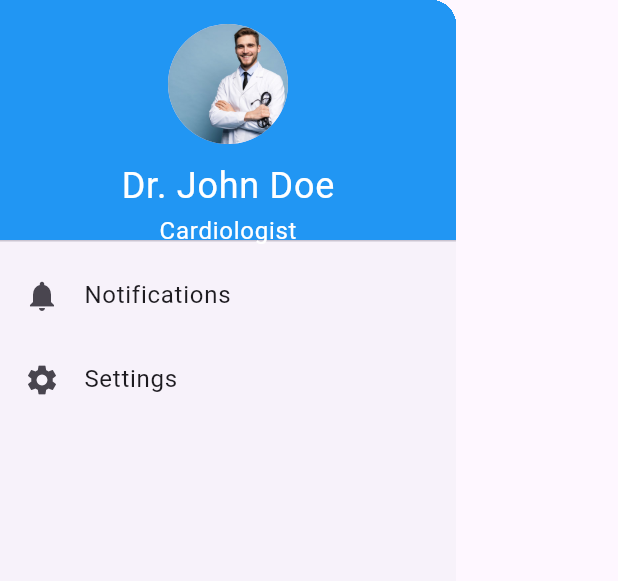
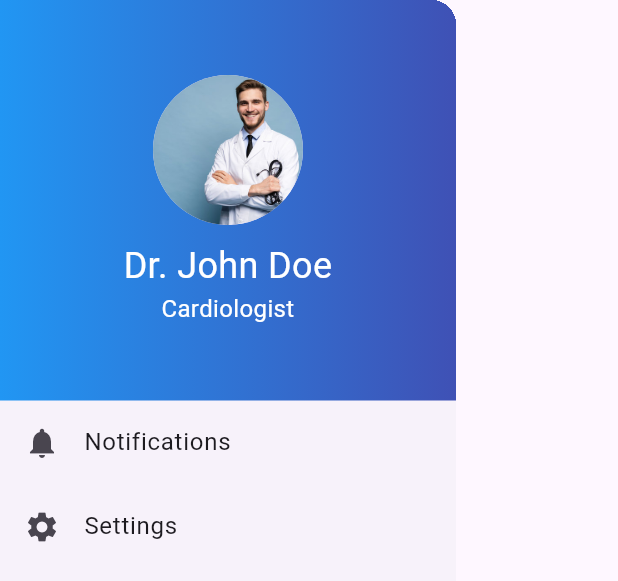
Before and after one commit to DesarrolloSolutionesIoT/mobile-health-monitor, a Flutter app: the AppDrawer widget shown alone on an empty page, opened directly, on a phone screen of 412 x 824 dp. Shown: the top 581 px of the screen. Run offline on Flutter 3.47's test engine with Material 3 defaults, Android fonts, the phone set to English and light mode, and no system bars; our stand-ins replace syncfusion_flutter_charts; network calls fail.

Commit message:
fix drawyer

```diff
--- /dev/null
+++ b/devtools_options.yaml
@@ -0,0 +1,3 @@
+description: This file stores settings for Dart & Flutter DevTools.
+documentation: https://docs.flutter.dev/tools/devtools/extensions#configure-extension-enablement-states
+extensions:
--- a/lib/screens/login.dart
+++ b/lib/screens/INICIAL/login.dart
@@ -1,9 +1,9 @@
 import 'package:flutter/material.dart';
-import 'home_doctor_nurse.dart';
-import 'home_family.dart';
+import '../home_doctor_nurse.dart';
+import '../home_family.dart';
 import 'register.dart';
 import 'forget_password.dart';
-import '../models/user.dart';
+import '../../models/user.dart';
 
 class Login extends StatefulWidget {
   const Login({Key? key}) : super(key: key);
--- a/lib/screens/patient_monitoring.dart
+++ b/lib/screens/INICIAL/patient_monitoring.dart
@@ -1,5 +1,5 @@
 import 'package:flutter/material.dart';
-import '../models/patient.dart';
+import '../../models/patient.dart';
 
 class PatientMonitoring extends StatelessWidget {
   final Patient patient;
--- a/lib/screens/register.dart
+++ b/lib/screens/INICIAL/register.dart
@@ -1,6 +1,6 @@
 import 'package:flutter/material.dart';
-import '../models/user.dart';
-import 'home.dart';
+import '../../models/user.dart';
+import '../home.dart';
 
 class Register extends StatefulWidget {
   const Register({Key? key}) : super(key: key);
--- a/lib/screens/home_page.dart
+++ b/lib/screens/home_page.dart
@@ -10,7 +10,7 @@ class HealthMonitorHomePage extends StatelessWidget {
   @override
   Widget build(BuildContext context) {
     return ChangeNotifierProvider(
-      create: (context) => HealthDataProvider(context),
+      create: (context) => HealthDataProvider(),
       child: Scaffold(
         key: _scaffoldKey,
         appBar: AppBar(
--- a/lib/widgets/drawer.dart
+++ b/lib/widgets/drawer.dart
@@ -1,7 +1,7 @@
 import 'package:flutter/material.dart';
 import 'package:provider/provider.dart';
-import '../screens/settings_page.dart';
-import '../models/health_data.dart';
+import '../screens/settings_page.dart'; // Asegúrate de tener esta importación correcta
+import '../models/health_data.dart'; // Asegúrate de tener esta importación correcta
 
 class AppDrawer extends StatelessWidget {
   void _openSettings(BuildContext context) async {
@@ -29,29 +29,38 @@ class AppDrawer extends StatelessWidget {
   @override
   Widget build(BuildContext context) {
     return Drawer(
-      child: ListView(
-        padding: EdgeInsets.zero,
-        children: <Widget>[
-          DrawerHeader(
+      child: Column(
+        children: [
+          Container(
+            width: double.infinity,
+            padding: const EdgeInsets.symmetric(vertical: 50),
             decoration: BoxDecoration(
-              color: Colors.blue,
+              gradient: LinearGradient(
+                colors: [Colors.blue, Colors.indigo],
+              ),
             ),
             child: Column(
               mainAxisAlignment: MainAxisAlignment.center,
               children: [
                 CircleAvatar(
-                  radius: 40,
-                  backgroundImage: AssetImage(
-                      'assets/doctor.jpg'), // Replace with the path to your doctor image
+                  radius: 50,
+                  backgroundImage: AssetImage('assets/doctor.jpg'), // Asegúrate de tener esta imagen en la ruta especificada
                 ),
                 SizedBox(height: 10),
+                Column(
+                  mainAxisAlignment: MainAxisAlignment.center,
+                  children: [
                     Text(
                       'Dr. John Doe',
                       style: TextStyle(color: Colors.white, fontSize: 24),
+                      textAlign: TextAlign.center,
                     ),
                     Text(
                       'Cardiologist',
                       style: TextStyle(color: Colors.white, fontSize: 16),
+                      textAlign: TextAlign.center,
+                    ),
+                  ],
                 ),
               ],
             ),
@@ -61,6 +70,7 @@ class AppDrawer extends StatelessWidget {
             title: Text('Notifications'),
             onTap: () {
               Navigator.pop(context);
+              // Aquí puedes agregar la lógica para manejar las notificaciones
             },
           ),
           ListTile(
@@ -68,7 +78,7 @@ class AppDrawer extends StatelessWidget {
             title: Text('Settings'),
             onTap: () {
               Navigator.pop(context);
-              _openSettings(context);
+              _openSettings(context); // Define esta función para manejar la navegación a la configuración
             },
           ),
         ],
```
Also changed, not shown: lib/main.dart (+11 -2 lines), lib/models/health_data.dart (+2 -20 lines), lib/widgets/patient_card.dart (+5 -2 lines), lib/screens/INICIAL/forget_password.dart (renamed from lib/screens/forget_password.dart). Lines whose indentation alone changed are shown as unchanged.
